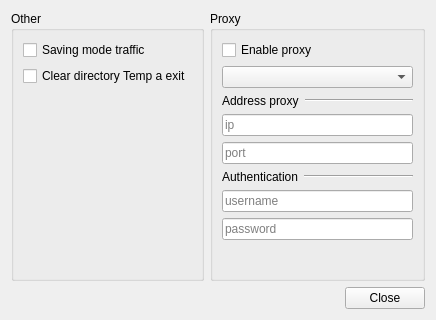
dddasd/filmonaizer, file application/src/settings.ui: the form before one commit.
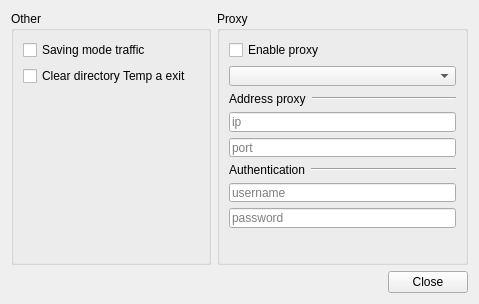
The form after the commit. Icons and pictures are not drawn.

The edit to the form file:
```diff
--- a/application/src/settings.ui
+++ b/application/src/settings.ui
@@ -6,16 +6,32 @@
    <rect>
     <x>0</x>
     <y>0</y>
-    <width>436</width>
+    <width>479</width>
     <height>304</height>
    </rect>
   </property>
+  <property name="minimumSize">
+   <size>
+    <width>479</width>
+    <height>304</height>
+   </size>
+  </property>
+  <property name="maximumSize">
+   <size>
+    <width>479</width>
+    <height>304</height>
+   </size>
+  </property>
   <property name="windowTitle">
    <string>Settings</string>
   </property>
-  <layout class="QVBoxLayout" name="verticalLayout_3">
+  <property name="windowIcon">
+   <iconset resource="../icons/filmonaizer.qrc">
+    <normaloff>:/icons/gear.png</normaloff>:/icons/gear.png</iconset>
+  </property>
+  <layout class="QVBoxLayout" name="verticalLayout_3" stretch="10,3">
    <item>
-    <layout class="QHBoxLayout" name="horizontalLayout_5">
+    <layout class="QHBoxLayout" name="horizontalLayout_5" stretch="4,5">
      <item>
       <widget class="QGroupBox" name="groupBox_other">
        <property name="title">
@@ -146,6 +162,9 @@
         </item>
         <item>
          <layout class="QHBoxLayout" name="horizontalLayout_4">
+          <property name="spacing">
+           <number>1</number>
+          </property>
           <item>
            <widget class="QPushButton" name="pushButton_add_proxy">
             <property name="minimumSize">
@@ -175,6 +194,35 @@
             </property>
            </widget>
           </item>
+          <item>
+           <widget class="QPushButton" name="pushButton_delete_proxy">
+            <property name="minimumSize">
+             <size>
+              <width>23</width>
+              <height>23</height>
+             </size>
+            </property>
+            <property name="maximumSize">
+             <size>
+              <width>23</width>
+              <height>23</height>
+             </size>
+            </property>
+            <property name="toolTip">
+             <string>Remove proxy</string>
+            </property>
+            <property name="text">
+             <string/>
+            </property>
+            <property name="icon">
+             <iconset resource="../icons/filmonaizer.qrc">
+              <normaloff>:/icons/new/minus-button.png</normaloff>:/icons/new/minus-button.png</iconset>
+            </property>
+            <property name="flat">
+             <bool>true</bool>
+            </property>
+           </widget>
+          </item>
           <item>
            <spacer name="horizontalSpacer_2">
             <property name="orientation">
@@ -188,35 +236,6 @@
             </property>
            </spacer>
           </item>
-          <item>
-           <widget class="QPushButton" name="pushButton_delete_proxy">
-            <property name="minimumSize">
-             <size>
-              <width>23</width>
-              <height>23</height>
-             </size>
-            </property>
-            <property name="maximumSize">
-             <size>
-              <width>23</width>
-              <height>23</height>
-             </size>
-            </property>
-            <property name="toolTip">
-             <string>Settings proxy</string>
-            </property>
-            <property name="text">
-             <string/>
-            </property>
-            <property name="icon">
-             <iconset resource="../icons/filmonaizer.qrc">
-              <normaloff>:/icons/new/minus-button.png</normaloff>:/icons/new/minus-button.png</iconset>
-            </property>
-            <property name="flat">
-             <bool>true</bool>
-            </property>
-           </widget>
-          </item>
          </layout>
         </item>
        </layout>
```
Left out of the diff: 2 changed lines with no effect on the pictures.
